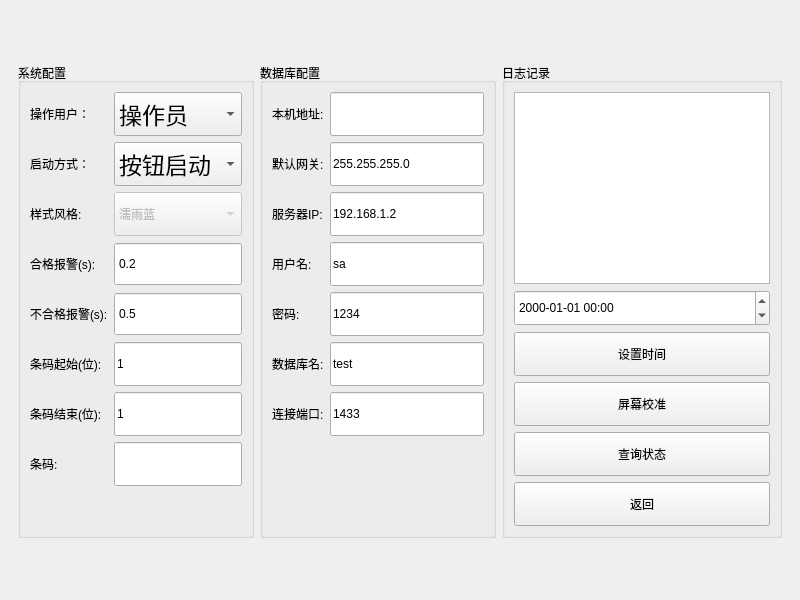
The window that WinSyst.ui (bloglink/aip-tester) describes before a commit, drawn with Qt 5.
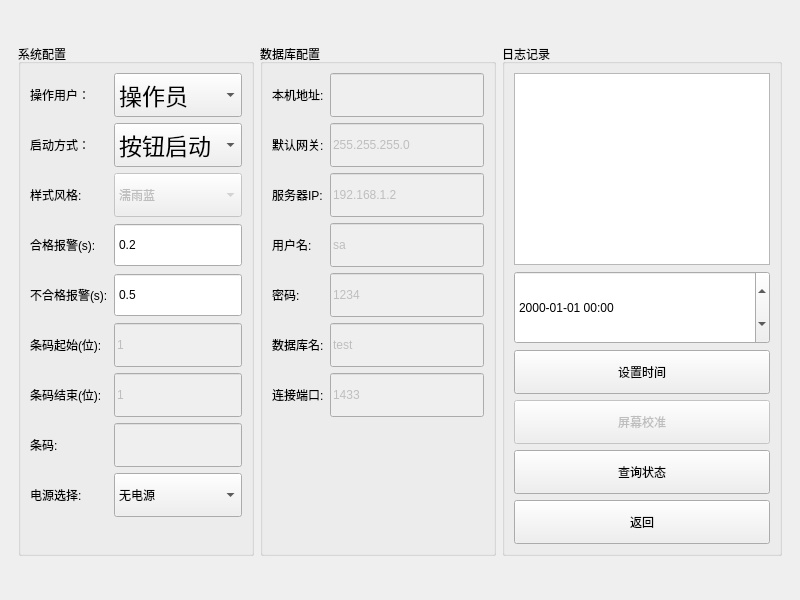
The same window after the commit.

Commit message: feat:(2.1.0.160316)添加功率板电源选择

Diff of the .ui file:
```diff
--- a/WinSyst.ui
+++ b/WinSyst.ui
@@ -58,6 +58,9 @@
              </item>
              <item row="2" column="1">
               <widget class="QLineEdit" name="lineEdit_3">
+               <property name="enabled">
+                <bool>false</bool>
+               </property>
                <property name="minimumSize">
                 <size>
                  <width>97</width>
@@ -74,6 +77,9 @@
              </item>
              <item row="5" column="1">
               <widget class="QLineEdit" name="lineEdit_6">
+               <property name="enabled">
+                <bool>false</bool>
+               </property>
                <property name="minimumSize">
                 <size>
                  <width>97</width>
@@ -90,6 +96,9 @@
              </item>
              <item row="4" column="1">
               <widget class="QLineEdit" name="lineEdit_5">
+               <property name="enabled">
+                <bool>false</bool>
+               </property>
                <property name="minimumSize">
                 <size>
                  <width>97</width>
@@ -113,6 +122,9 @@
              </item>
              <item row="3" column="1">
               <widget class="QLineEdit" name="lineEdit_4">
+               <property name="enabled">
+                <bool>false</bool>
+               </property>
                <property name="minimumSize">
                 <size>
                  <width>97</width>
@@ -143,6 +155,9 @@
              </item>
              <item row="0" column="1">
               <widget class="QLineEdit" name="lineEdit">
+               <property name="enabled">
+                <bool>false</bool>
+               </property>
                <property name="minimumSize">
                 <size>
                  <width>97</width>
@@ -156,6 +171,9 @@
              </item>
              <item row="1" column="1">
               <widget class="QLineEdit" name="lineEdit_2">
+               <property name="enabled">
+                <bool>false</bool>
+               </property>
                <property name="minimumSize">
                 <size>
                  <width>97</width>
@@ -172,6 +190,9 @@
              </item>
              <item row="6" column="1">
               <widget class="QLineEdit" name="lineEdit_7">
+               <property name="enabled">
+                <bool>false</bool>
+               </property>
                <property name="minimumSize">
                 <size>
                  <width>97</width>
@@ -440,6 +461,9 @@
              </item>
              <item row="5" column="1">
               <widget class="QLineEdit" name="lineEdit_8">
+               <property name="enabled">
+                <bool>false</bool>
+               </property>
                <property name="minimumSize">
                 <size>
                  <width>97</width>
@@ -456,6 +480,9 @@
              </item>
              <item row="6" column="1">
               <widget class="QLineEdit" name="lineEdit_9">
+               <property name="enabled">
+                <bool>false</bool>
+               </property>
                <property name="minimumSize">
                 <size>
                  <width>97</width>
@@ -472,6 +499,9 @@
              </item>
              <item row="7" column="1">
               <widget class="QLineEdit" name="lineEdit_10">
+               <property name="enabled">
+                <bool>false</bool>
+               </property>
                <property name="minimumSize">
                 <size>
                  <width>97</width>
@@ -496,6 +526,43 @@
                </property>
               </spacer>
              </item>
+             <item row="8" column="0">
+              <widget class="QLabel" name="label_13">
+               <property name="text">
+                <string>电源选择:</string>
+               </property>
+              </widget>
+             </item>
+             <item row="8" column="1">
+              <widget class="QComboBox" name="BoxPower">
+               <property name="minimumSize">
+                <size>
+                 <width>97</width>
+                 <height>44</height>
+                </size>
+               </property>
+               <item>
+                <property name="text">
+                 <string>无电源</string>
+                </property>
+               </item>
+               <item>
+                <property name="text">
+                 <string>艾普电源</string>
+                </property>
+               </item>
+               <item>
+                <property name="text">
+                 <string>外置电源</string>
+                </property>
+               </item>
+               <item>
+                <property name="text">
+                 <string>外置变压器</string>
+                </property>
+               </item>
+              </widget>
+             </item>
             </layout>
            </widget>
           </item>
@@ -546,6 +613,9 @@
              </item>
              <item row="3" column="0">
               <widget class="QPushButton" name="pushButton">
+               <property name="enabled">
+                <bool>false</bool>
+               </property>
                <property name="minimumSize">
                 <size>
                  <width>97</width>
@@ -568,6 +638,12 @@
                  <verstretch>0</verstretch>
                 </sizepolicy>
                </property>
+               <property name="minimumSize">
+                <size>
+                 <width>97</width>
+                 <height>35</height>
+                </size>
+               </property>
                <property name="focusPolicy">
                 <enum>Qt::ClickFocus</enum>
                </property>
```
The commit also changes 8 other files.
